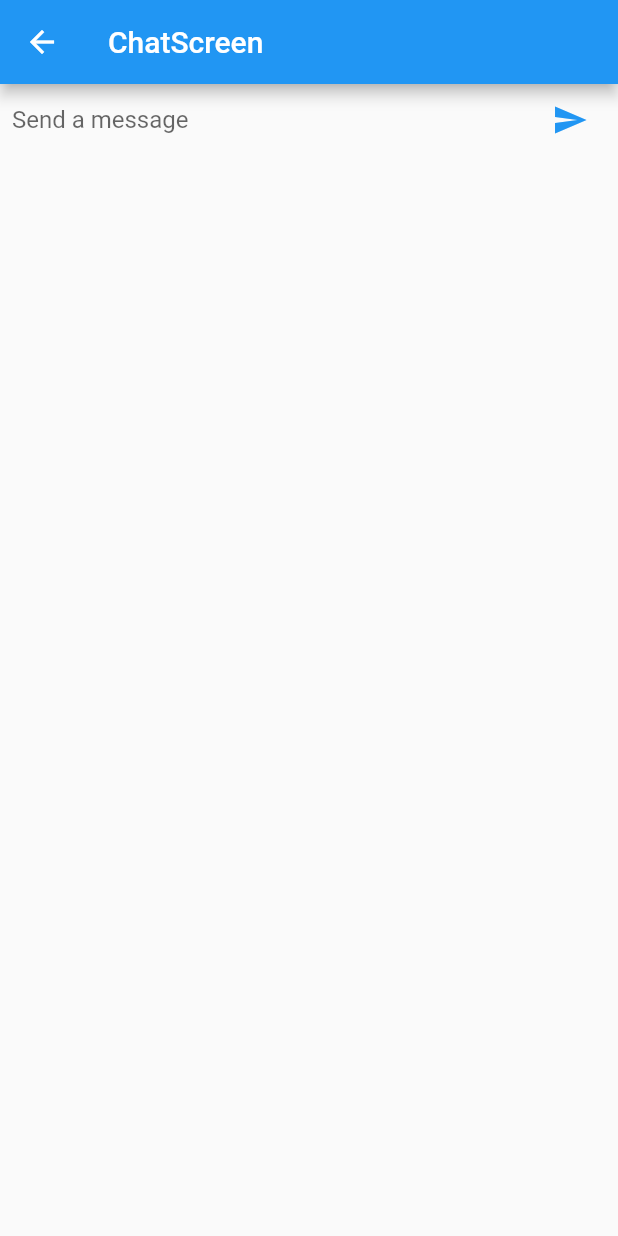
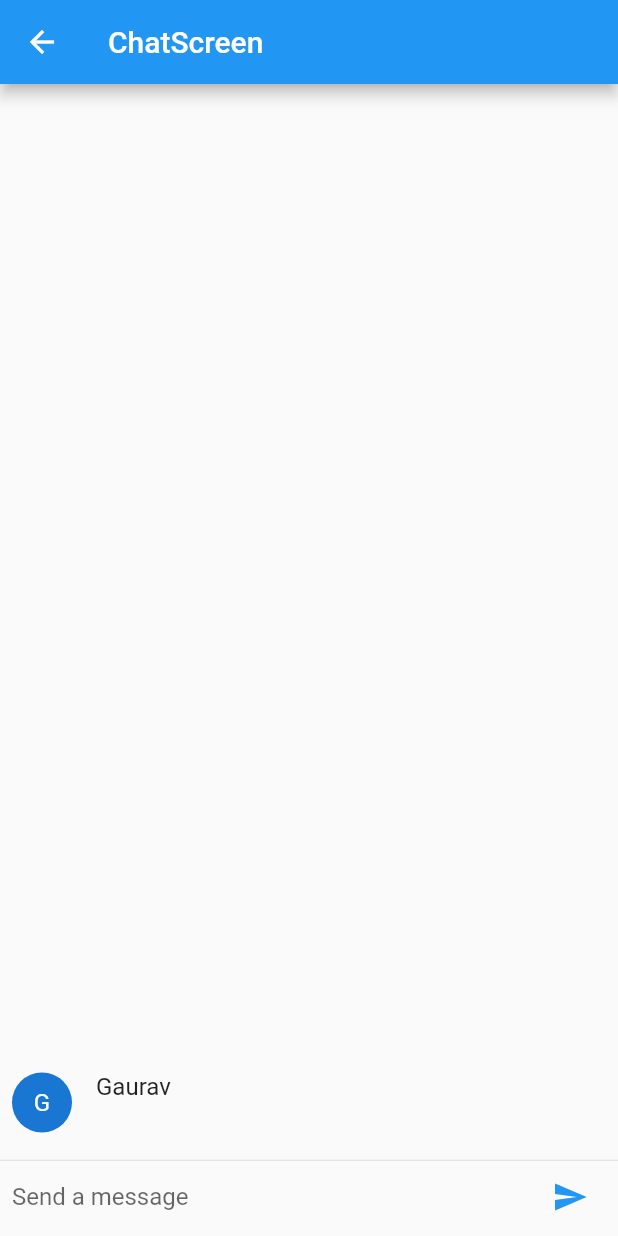
Before and after one commit to Gaurav2621998/FlutterDemo, a Flutter app: the ChatScreen screen opened directly, after a tap on the "send" icon, on a phone screen of 412 x 824 dp. Run offline on Flutter 3.47's test engine with Material 2 defaults, Android fonts, the phone set to English and light mode, and no system bars.

Commit message:
Flutter ChatActivity and ChatMessage

```diff
--- a/lib/Chat/ChatScreen.dart
+++ b/lib/Chat/ChatScreen.dart
@@ -1,4 +1,5 @@
 import 'package:flutter/material.dart';
+import 'package:flutterdemo/Chat/ChatMessage.dart';
 
 class ChatScreen extends StatefulWidget {
   @override
@@ -9,10 +10,18 @@ class _ChatScreenState extends State<ChatScreen> {
 
 
   final TextEditingController textEditingController=new TextEditingController();
+  List<ChatMessage> messageslist = <ChatMessage>[];
 
   void handelSubmit(String text)
   {
       textEditingController.clear();
+      ChatMessage chatMessage=new ChatMessage(
+        msg: text,
+      );
+      setState(() {
+        messageslist.insert(0,chatMessage);
+      });
+
   }
 
   @override
@@ -22,8 +31,36 @@ class _ChatScreenState extends State<ChatScreen> {
           title: Text("ChatScreen"),
           backgroundColor: Colors.blue,
         ),
-        body: _textComposerWidget(),
+        body: new Column(
+          children: <Widget>[
+            new Flexible(
+              child: new ListView.builder(
+                padding: new EdgeInsets.all(8.0),
+                reverse: true,
+                itemBuilder: (_,int index)=>messageslist[index],
+                itemCount: messageslist.length,
+
+              ),
+            ),
+            new Divider(height: 1.0,),
+            new Container(
+              child: Column(
+              mainAxisAlignment: MainAxisAlignment.end,
+              children: <Widget>[
+             Container(
+               height: 50.0,
+               child: _textComposerWidget())
+          ],
+        ),
+            )
+          ],
+        )
     );
+
+
+
+
+
   }
 
   Widget _textComposerWidget(){
--- a/lib/LoginPage.dart
+++ b/lib/LoginPage.dart
@@ -17,7 +17,7 @@ class LoginpageState extends State<LoginPage> with SingleTickerProviderStateMixi
       super.initState();
 
       animationController=new AnimationController(
-        vsync: this,duration: new Duration(milliseconds: 100)
+        vsync: this,duration: new Duration(milliseconds: 50)
       );
       iconAnimation=new CurvedAnimation(
         parent: animationController,
@@ -58,7 +58,7 @@ class LoginpageState extends State<LoginPage> with SingleTickerProviderStateMixi
           children: <Widget>[
 
               new FlutterLogo(
-                size: iconAnimation.value * 120,
+                size: iconAnimation.value * 150,
               ),
               new Form(
                 key: loginkey,
--- a/lib/main.dart
+++ b/lib/main.dart
@@ -1,4 +1,5 @@
 import 'package:flutter/material.dart';
+import 'package:flutterdemo/Chat/ChatActivity.dart';
 import 'package:flutterdemo/LoginPage.dart';
 
 import 'Chat/ChatScreen.dart';
```
Also changed, not shown: lib/Chat/ChatActivity.dart (added, +14 -0 lines).
